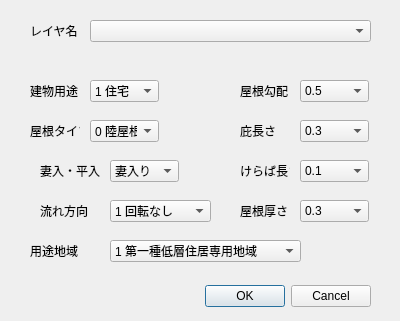
Old version of the form up_attr_editor_dialog_base.ui in the repository Lisa9500/PlugIn.
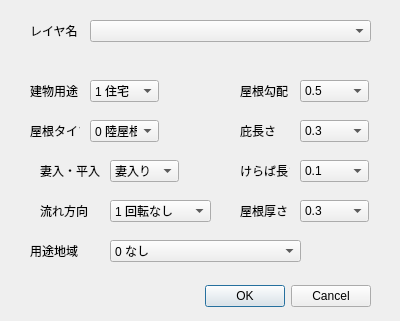
New version of the form.

Commit message: 用途地域に「なし」（指定しない）を追加

What changed in the file:
```diff
--- a/up_attr_editor_dialog_base.ui
+++ b/up_attr_editor_dialog_base.ui
@@ -268,6 +268,14 @@
      <height>22</height>
     </rect>
    </property>
+   <property name="currentIndex">
+    <number>0</number>
+   </property>
+   <item>
+    <property name="text">
+     <string>0 なし</string>
+    </property>
+   </item>
    <item>
     <property name="text">
      <string>1 第一種低層住居専用地域</string>
```
